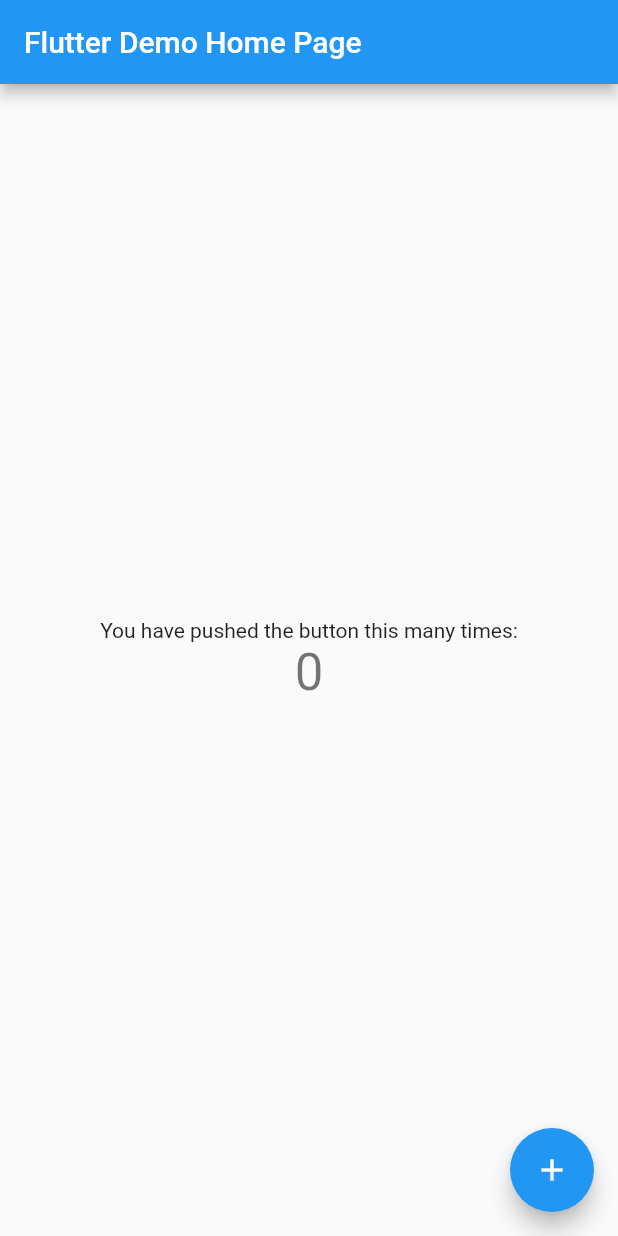
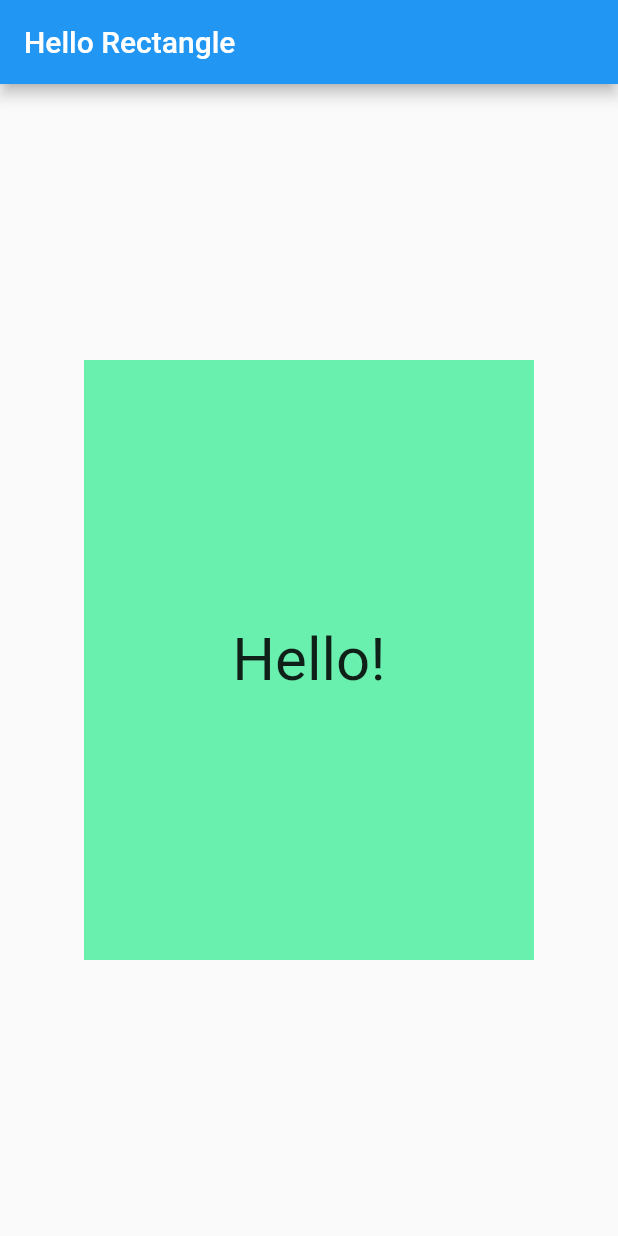
Before and after one commit to oishigyunyu/hello_rectangle, a Flutter app: the screen it shows after launch, on a phone screen of 412 x 824 dp. Run offline on Flutter 3.47's test engine with Material 2 defaults, Android fonts, the light colour scheme and no system bars.

Commit message:
hello rectangle

```diff
--- a/lib/main.dart
+++ b/lib/main.dart
@@ -1,115 +1,42 @@
+// Copyright 2018 The Chromium Authors. All rights reserved.
+// Use of this source code is governed by a BSD-style license that can be
+// found in the LICENSE file.
+
 import 'package:flutter/material.dart';
 
 void main() {
-  runApp(const MyApp());
+  runApp(
+    MaterialApp(
+      debugShowCheckedModeBanner: false,
+      title: 'Hello Rectangle',
+      home: Scaffold(
+        appBar: AppBar(
+          title: const Text('Hello Rectangle'),
+        ),
+        body: const HelloRectangle(),
+      ),
+    ),
+  );
 }
 
-class MyApp extends StatelessWidget {
-  const MyApp({Key? key}) : super(key: key);
+class HelloRectangle extends StatelessWidget {
+  const HelloRectangle({Key? key}) : super(key: key);
 
-  // This widget is the root of your application.
   @override
   Widget build(BuildContext context) {
-    return MaterialApp(
-      title: 'Flutter Demo',
-      theme: ThemeData(
-        // This is the theme of your application.
-        //
-        // Try running your application with "flutter run". You'll see the
-        // application has a blue toolbar. Then, without quitting the app, try
-        // changing the primarySwatch below to Colors.green and then invoke
-        // "hot reload" (press "r" in the console where you ran "flutter run",
-        // or simply save your changes to "hot reload" in a Flutter IDE).
-        // Notice that the counter didn't reset back to zero; the application
-        // is not restarted.
-        primarySwatch: Colors.blue,
+    return Center(
+      child: Container(
+        color: Colors.greenAccent,
+        height: 400.0,
+        width: 300.0,
+        child: const Center(
+          child: Text(
+            'Hello!',
+            style: TextStyle(fontSize: 40.0),
+            textAlign: TextAlign.center,
+          ),
+        ),
       ),
-      home: const MyHomePage(title: 'Flutter Demo Home Page'),
     );
   }
 }
-
-class MyHomePage extends StatefulWidget {
-  const MyHomePage({Key? key, required this.title}) : super(key: key);
-
-  // This widget is the home page of your application. It is stateful, meaning
-  // that it has a State object (defined below) that contains fields that affect
-  // how it looks.
-
-  // This class is the configuration for the state. It holds the values (in this
-  // case the title) provided by the parent (in this case the App widget) and
-  // used by the build method of the State. Fields in a Widget subclass are
-  // always marked "final".
-
-  final String title;
-
-  @override
-  State<MyHomePage> createState() => _MyHomePageState();
-}
-
-class _MyHomePageState extends State<MyHomePage> {
-  int _counter = 0;
-
-  void _incrementCounter() {
-    setState(() {
-      // This call to setState tells the Flutter framework that something has
-      // changed in this State, which causes it to rerun the build method below
-      // so that the display can reflect the updated values. If we changed
-      // _counter without calling setState(), then the build method would not be
-      // called again, and so nothing would appear to happen.
-      _counter++;
-    });
-  }
-
-  @override
-  Widget build(BuildContext context) {
-    // This method is rerun every time setState is called, for instance as done
-    // by the _incrementCounter method above.
-    //
-    // The Flutter framework has been optimized to make rerunning build methods
-    // fast, so that you can just rebuild anything that needs updating rather
-    // than having to individually change instances of widgets.
-    return Scaffold(
-      appBar: AppBar(
-        // Here we take the value from the MyHomePage object that was created by
-        // the App.build method, and use it to set our appbar title.
-        title: Text(widget.title),
-      ),
-      body: Center(
-        // Center is a layout widget. It takes a single child and positions it
-        // in the middle of the parent.
-        child: Column(
-          // Column is also a layout widget. It takes a list of children and
-          // arranges them vertically. By default, it sizes itself to fit its
-          // children horizontally, and tries to be as tall as its parent.
-          //
-          // Invoke "debug painting" (press "p" in the console, choose the
-          // "Toggle Debug Paint" action from the Flutter Inspector in Android
-          // Studio, or the "Toggle Debug Paint" command in Visual Studio Code)
-          // to see the wireframe for each widget.
-          //
-          // Column has various properties to control how it sizes itself and
-          // how it positions its children. Here we use mainAxisAlignment to
-          // center the children vertically; the main axis here is the vertical
-          // axis because Columns are vertical (the cross axis would be
-          // horizontal).
-          mainAxisAlignment: MainAxisAlignment.center,
-          children: <Widget>[
-            const Text(
-              'You have pushed the button this many times:',
-            ),
-            Text(
-              '$_counter',
-              style: Theme.of(context).textTheme.headline4,
-            ),
-          ],
-        ),
-      ),
-      floatingActionButton: FloatingActionButton(
-        onPressed: _incrementCounter,
-        tooltip: 'Increment',
-        child: const Icon(Icons.add),
-      ), // This trailing comma makes auto-formatting nicer for build methods.
-    );
-  }
-}
```
